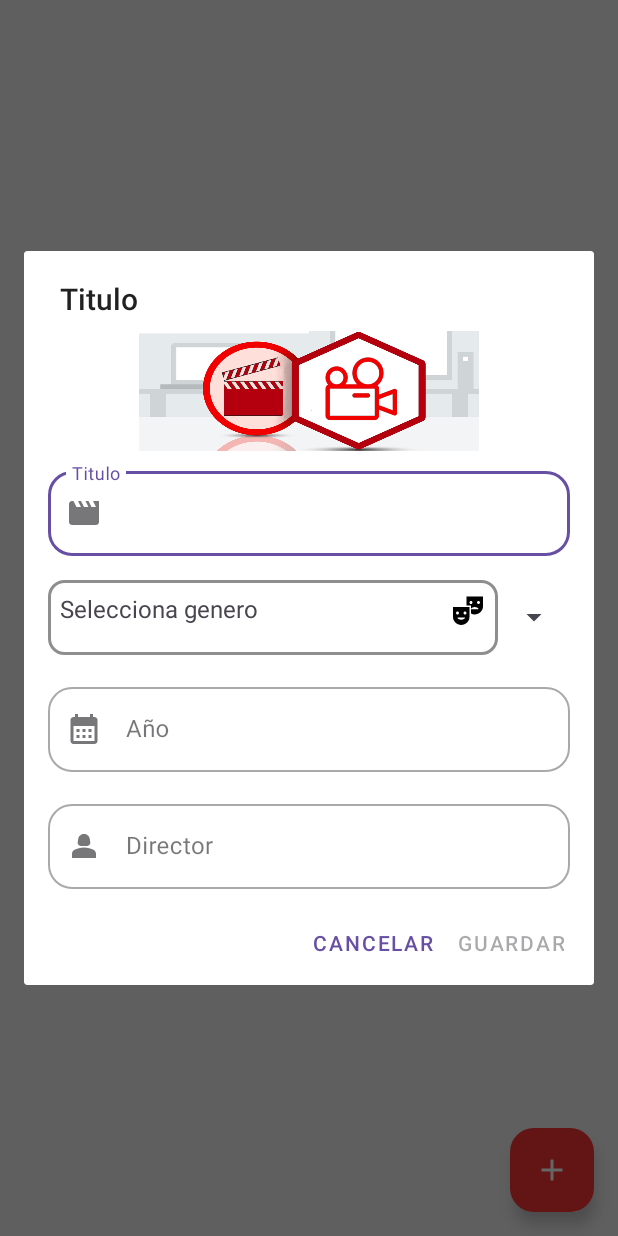
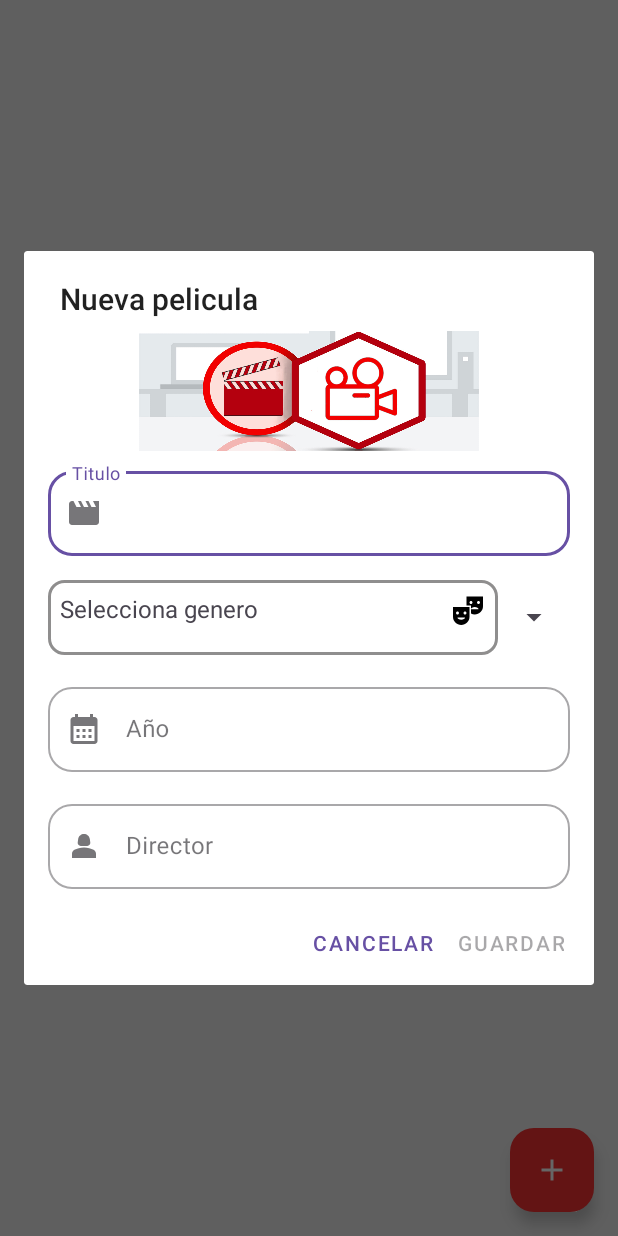
Before and after one commit to FerHC-Dev/practice1-DADME13-M6, an Android app: the screen it shows after launch (MainActivity), after a tap on "Imagen", on a phone screen of 412 x 824 dp. Run offline under Robolectric (Android 15) with nearby library versions, the phone set to English and light mode, and no system bars; our stand-ins replace Room's generated code.

Commit message:
Definicion de titulo en Dialog

```diff
--- a/app/src/main/java/diplomado/practice1/ui/MovieDialog.kt
+++ b/app/src/main/java/diplomado/practice1/ui/MovieDialog.kt
@@ -199,7 +199,7 @@ class MovieDialog(
     private fun buildDialog(btnText1: String, btnText2: String
                             , positiveButton: () -> Unit, negativeButton: () -> Unit): Dialog =
         AlertDialog.Builder(requireContext()).setView(binding.root)
-            .setTitle(if(newMovie) getString(R.string.dialog_title) else getString(R.string.dialog_update))
+            .setTitle(if(newMovie) getString(R.string.dialog_new_movie) else getString(R.string.dialog_update))
             .setPositiveButton(btnText1) { _, _ ->
                 positiveButton()
             }
--- a/app/src/main/res/values/strings.xml
+++ b/app/src/main/res/values/strings.xml
@@ -26,6 +26,7 @@
     <string name="movie_error">Ocurrio un error, vuelve a intentarlo.</string>
     <string name="movie_not_added">Accion cancelada.</string>
     <string name="dialog_update">Actualizar</string>
+    <string name="dialog_new_movie">Nueva pelicula</string>
     <string name="dialog_delete">Eliminar?</string>
     <string name="question_delete">Deseas eliminar la pelicula %s?</string>
 
```
